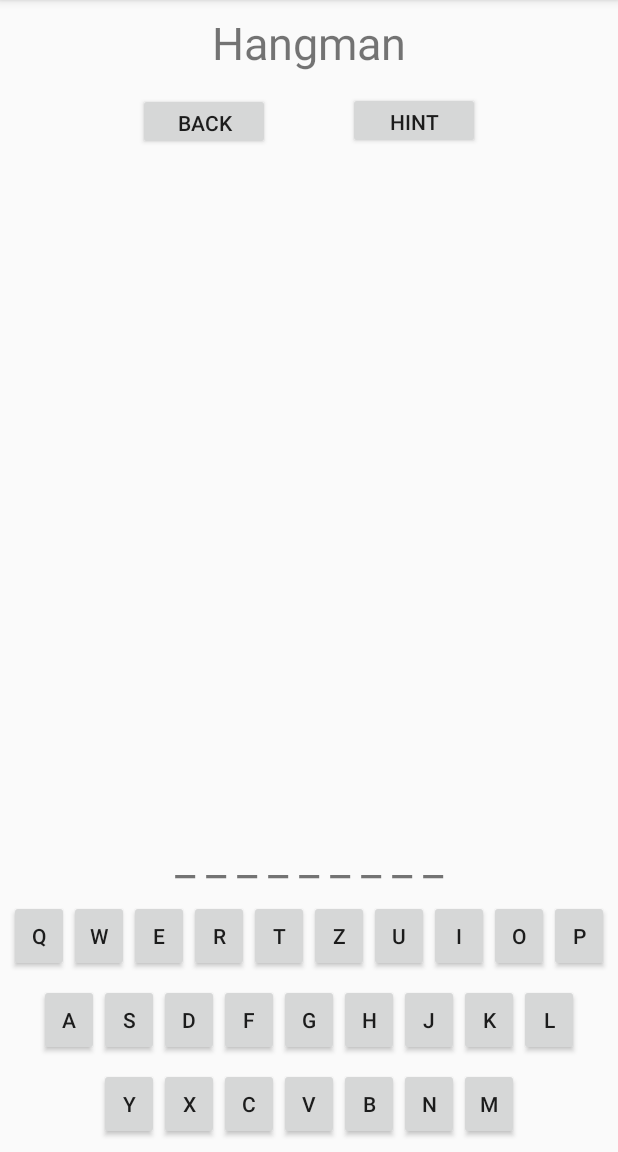
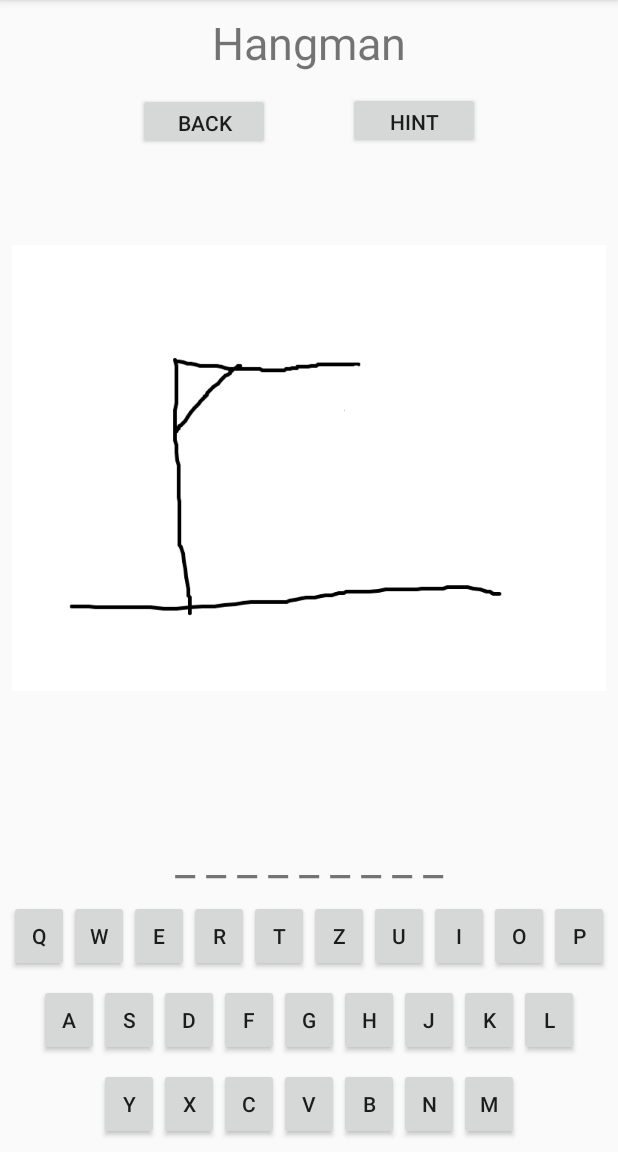
Before and after one commit to sw19-tug/morning05, an Android app: the HangmanActivity screen opened directly, with no data from a screen before it, on a phone screen of 412 x 824 dp, the part 84-1236 px from its top. Run offline under Robolectric (Android 15) with nearby library versions, the phone set to English and light mode, and no system bars.

Commit message:
GAMES_008 add first image [MH, TJ]

```diff
--- a/app/src/main/res/layout/activity_hangman.xml
+++ b/app/src/main/res/layout/activity_hangman.xml
@@ -274,6 +274,29 @@
             android:textSize="30sp" />
     </LinearLayout>
 
+
+    <LinearLayout
+        android:id="@+id/image_hm_ly"
+        android:layout_width="0dp"
+        android:layout_height="wrap_content"
+        android:layout_marginStart="8dp"
+        android:layout_marginTop="32dp"
+        android:layout_marginEnd="8dp"
+        android:layout_marginBottom="8dp"
+        android:orientation="vertical"
+        app:layout_constraintBottom_toTopOf="@+id/word_container"
+        app:layout_constraintEnd_toEndOf="parent"
+        app:layout_constraintStart_toStartOf="parent"
+        app:layout_constraintTop_toBottomOf="@+id/ly_title">
+
+        <ImageView
+            android:id="@+id/image_hm"
+            android:layout_width="wrap_content"
+            android:layout_height="wrap_content"
+            android:src="@drawable/image_hm_0"/>
+    </LinearLayout>
+
+
     <LinearLayout
         android:id="@+id/win_ly"
         android:layout_width="0dp"
```
Also changed, not shown: 1 other file.
